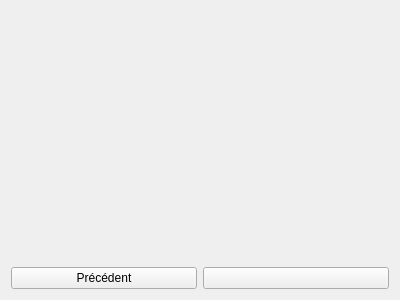
First picture: the form in include/gui/widgets/ButtonSelecterWidget.ui, repository beatussum/pmsexp, before the edit.
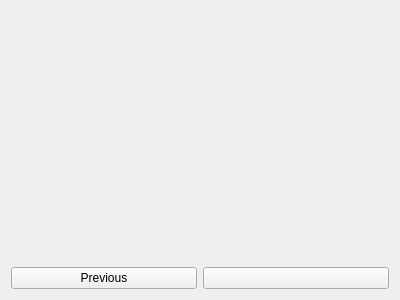
Second picture: the form after the edit. Icons and pictures are not drawn.

```diff
--- a/include/gui/widgets/ButtonSelecterWidget.ui
+++ b/include/gui/widgets/ButtonSelecterWidget.ui
@@ -19,7 +19,7 @@
      <item>
       <widget class="QPushButton" name="m_previous_button">
        <property name="text">
-        <string>Précédent</string>
+        <string>Previous</string>
        </property>
        <property name="icon">
         <iconset theme="go-previous">
```
